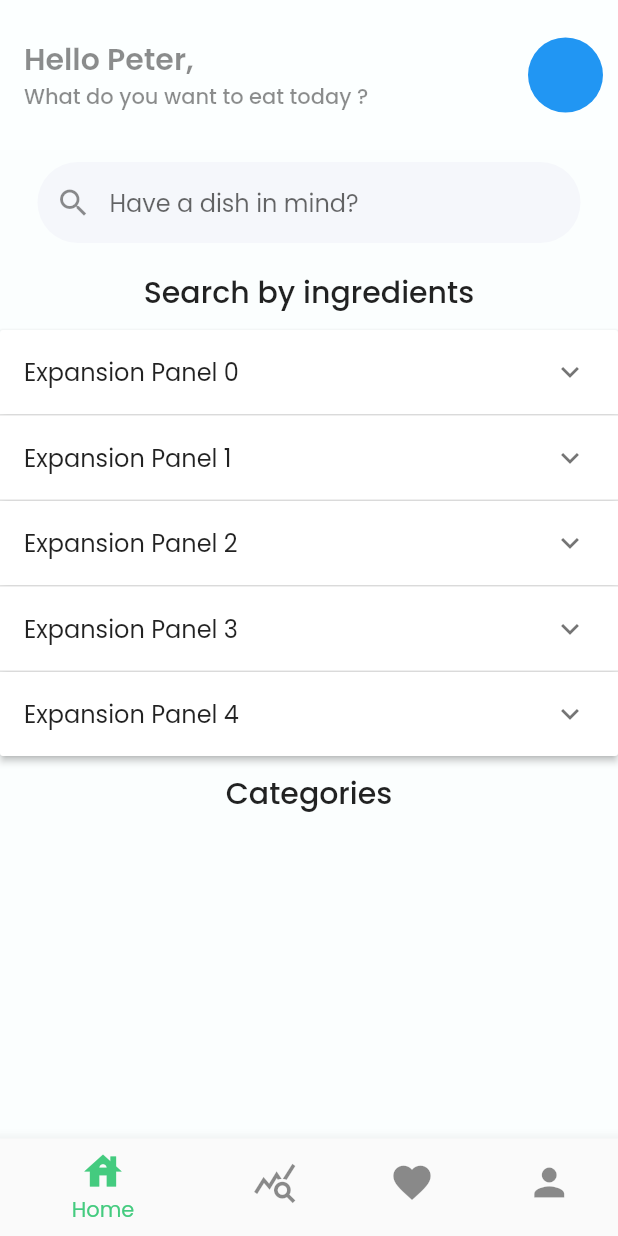
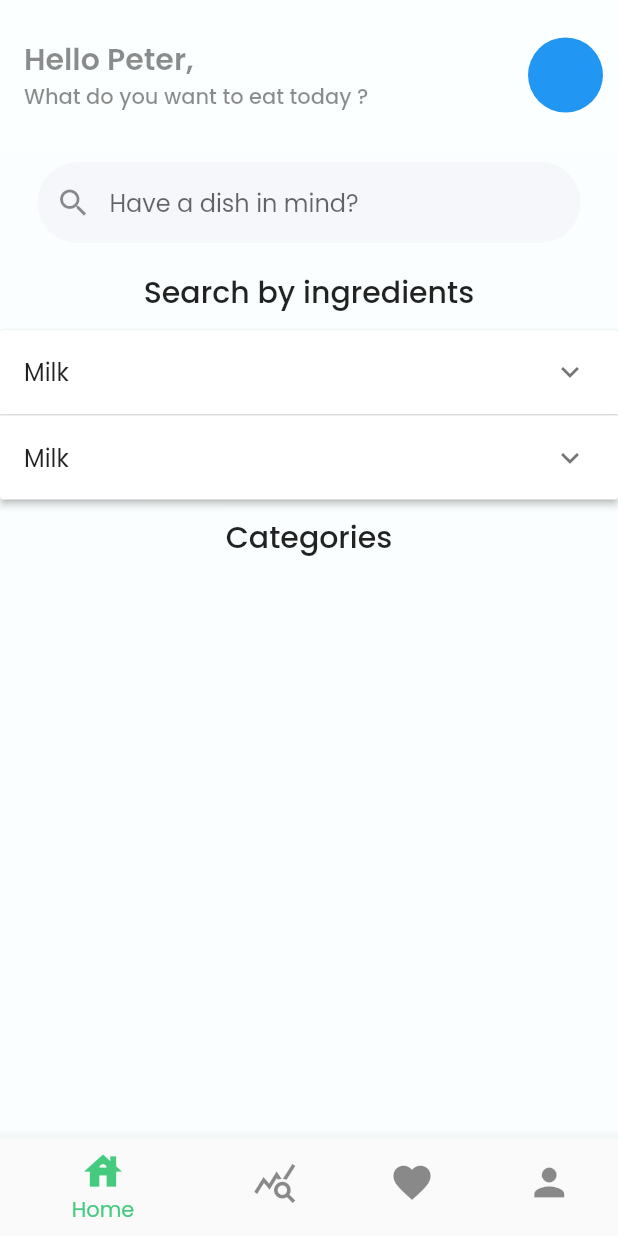
Before and after one commit to MaryemJaouadii/Foody, a Flutter app: the screen it shows after launch, on a phone screen of 412 x 824 dp. Run offline on Flutter 3.47's test engine with Material 2 defaults, Android fonts, the phone set to English and light mode, and no system bars; drawn by our look-alikes of searchfield; our stand-ins replace speech_to_text.

Commit message:
search by ingredients feature

```diff
--- a/lib/Components/SearchIngredients.dart
+++ b/lib/Components/SearchIngredients.dart
@@ -1,5 +1,5 @@
 import 'package:flutter/material.dart';
-import '../Models/IngredientModel.dart';
+import '../Models/CategoryModel.dart';
 
 class SearchIngredients extends StatefulWidget {
   const SearchIngredients({Key? key}) : super(key: key);
@@ -9,7 +9,7 @@ class SearchIngredients extends StatefulWidget {
 }
 
 class _SearchIngredientsState extends State<SearchIngredients> {
-  final List<IngredientModel> _items = generateItems(5);
+  final List<CategoryModel> _items = generateItems(2,"Milk",['one','two']);
 
   @override
   Widget build(BuildContext context) {
--- /dev/null
+++ b/lib/Models/CategoryModel.dart
@@ -0,0 +1,48 @@
+import 'package:flutter/material.dart';
+
+List ingredientCategories = ['Oeufs et produits latiers' , 'Légumes' , 'Épices, herbes et graines', 'Sucre et chocolats' , 'Fruits' , 'Farines et levures' , 'Huiles et graisses'];
+
+class CategoryModel {
+  int id;
+  bool isExpanded;
+  String categoryName;
+  List<String> ingredients;
+
+  CategoryModel({
+    this.id = 0,
+    this.isExpanded = false,
+    this.categoryName = "",
+    required this.ingredients ,
+  });
+}
+
+List<CategoryModel> generateItems(int numberOfItems, String itemHeader, List<String> itemContent) {
+  return List<CategoryModel>.generate(numberOfItems, (int index) {
+    return CategoryModel(
+      id: index,
+      categoryName: itemHeader,
+      ingredients: itemContent,
+    );
+  });
+}
+
+List<ExpansionPanel> getExpansionPanels(List<CategoryModel> _items) {
+  return _items.map<ExpansionPanel>((CategoryModel item) {
+    return ExpansionPanel(
+      headerBuilder: (BuildContext context, bool isExpanded) {
+        return ListTile(
+          title: Text(item.categoryName),
+        );
+      },
+      body: Padding(
+        padding: const EdgeInsets.symmetric(horizontal: 12.0),
+        child: Row(
+          children: [
+            for (var i in item.ingredients ) Chip(label: Text(i),),
+          ],
+        ),
+      ),
+      isExpanded: item.isExpanded,
+    );
+  }).toList();
+}
--- a/lib/Models/IngredientModel.dart
+++ /dev/null
@@ -1,41 +0,0 @@
-import 'package:flutter/material.dart';
-
-class IngredientModel {
-  int id;
-  bool isExpanded;
-  String headerName;
-  String description;
-
-  IngredientModel({
-    this.id = 0,
-    this.isExpanded = false,
-    this.headerName = "",
-    this.description = "",
-  });
-}
-
-List<IngredientModel> generateItems(int numberOfItems) {
-  return List<IngredientModel>.generate(numberOfItems, (int index) {
-    return IngredientModel(
-      id: index,
-      headerName: 'Expansion Panel $index',
-      description: 'This is body of item number $index',
-    );
-  });
-}
-
-List<ExpansionPanel> getExpansionPanels(List<IngredientModel> _items) {
-  return _items.map<ExpansionPanel>((IngredientModel item) {
-    return ExpansionPanel(
-      headerBuilder: (BuildContext context, bool isExpanded) {
-        return ListTile(
-          title: Text(item.headerName),
-        );
-      },
-      body: ListTile(
-        title: Text(item.description),
-      ),
-      isExpanded: item.isExpanded,
-    );
-  }).toList();
-}
```
